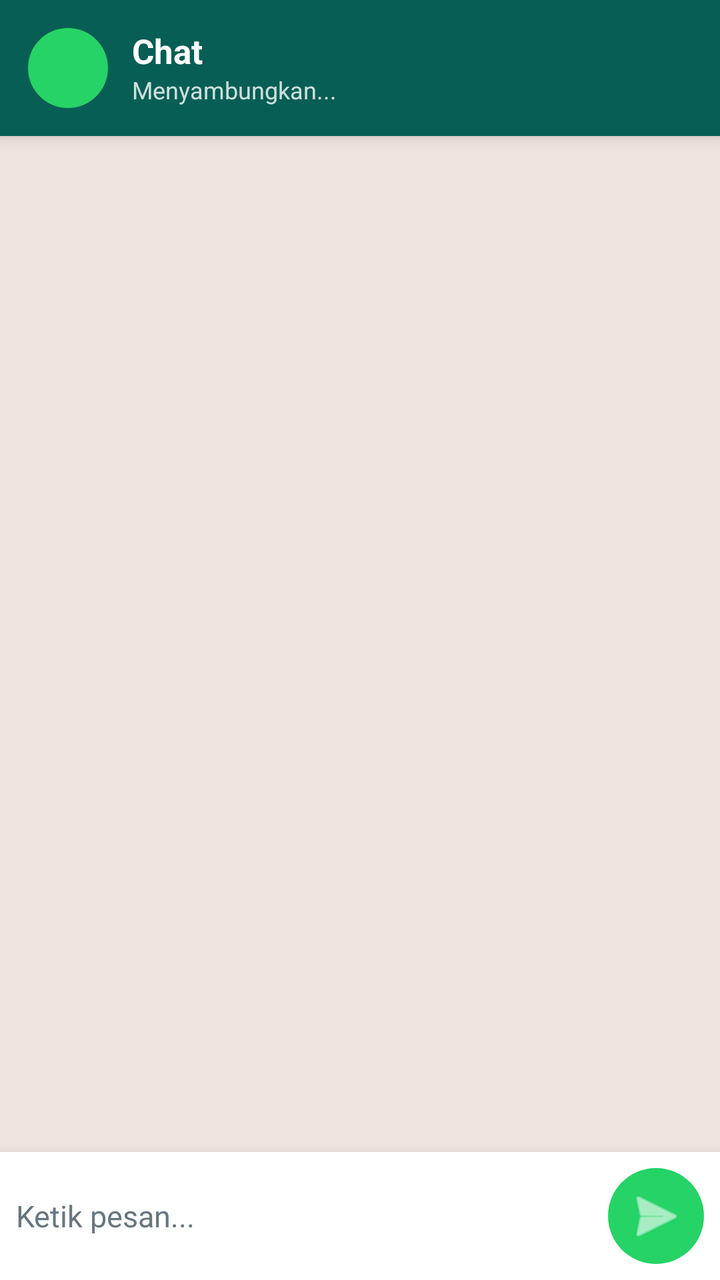
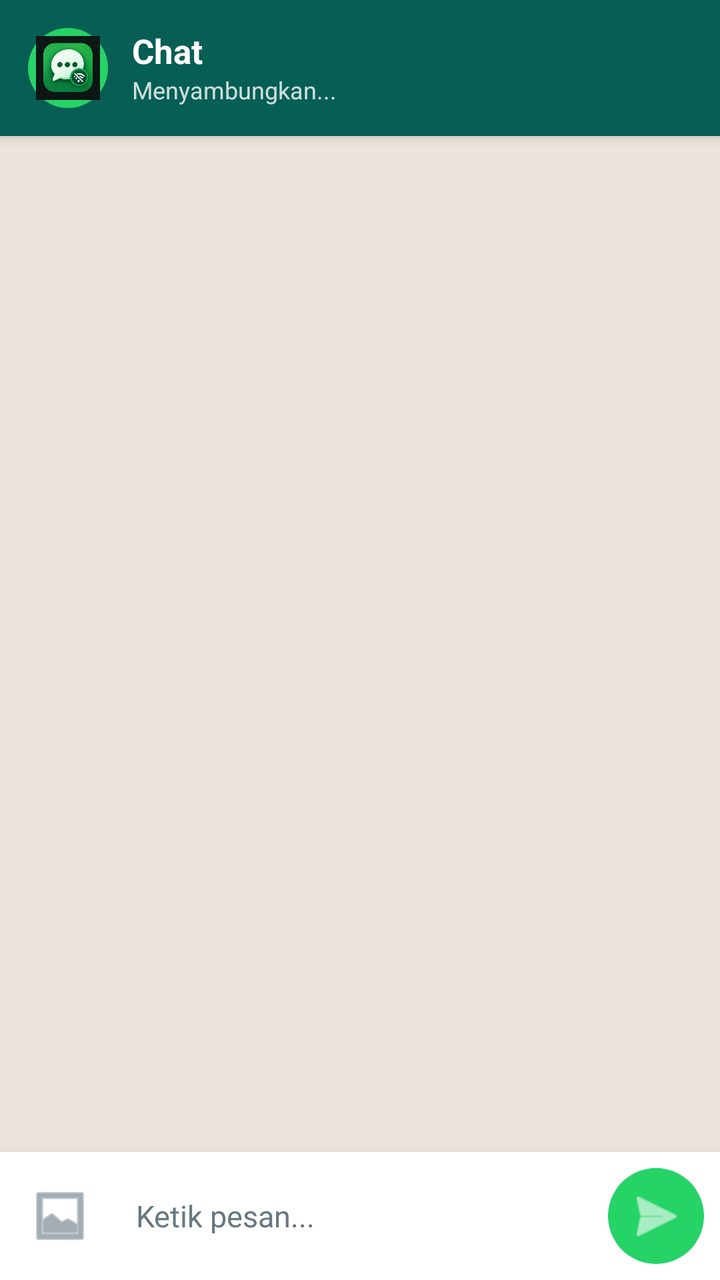

Screens rendered from an Android XML layout before and after an edit, with the pre-edit source and the edit as a unified diff.
<!-- AndroidManifest.xml: application theme Theme.Material3.DayNight.NoActionBar -->
<!-- res/layout/activity_chat.xml -->
<?xml version="1.0" encoding="utf-8"?>
<LinearLayout xmlns:android="http://schemas.android.com/apk/res/android"
    android:layout_width="match_parent"
    android:layout_height="match_parent"
    android:orientation="vertical"
    android:background="@color/chat_bg">

    
    <LinearLayout
        android:layout_width="match_parent"
        android:layout_height="wrap_content"
        android:background="@drawable/header_bg"
        android:orientation="horizontal"
        android:padding="14dp"
        android:elevation="4dp">

        <ImageView
            android:layout_width="40dp"
            android:layout_height="40dp"
            android:src="@android:drawable/sym_def_app_icon"
            android:background="@drawable/send_button_bg"
            android:padding="6dp" />

        <LinearLayout
            android:layout_width="0dp"
            android:layout_height="wrap_content"
            android:layout_weight="1"
            android:orientation="vertical"
            android:paddingStart="12dp">

            <TextView
                android:id="@+id/chatTitle"
                android:layout_width="match_parent"
                android:layout_height="wrap_content"
                android:text="Chat"
                android:textColor="#FFFFFF"
                android:textSize="17sp"
                android:textStyle="bold" />

            <TextView
                android:id="@+id/chatStatus"
                android:layout_width="match_parent"
                android:layout_height="wrap_content"
                android:text="Menyambungkan..."
                android:textColor="#CCFFFFFF"
                android:textSize="12sp" />
        </LinearLayout>
    </LinearLayout>

    
    <androidx.recyclerview.widget.RecyclerView
        android:id="@+id/messageList"
        android:layout_width="match_parent"
        android:layout_height="0dp"
        android:layout_weight="1"
        android:padding="8dp"
        android:clipToPadding="false" />

    
    <LinearLayout
        android:layout_width="match_parent"
        android:layout_height="wrap_content"
        android:background="@color/bubble_other"
        android:orientation="horizontal"
        android:padding="8dp"
        android:elevation="8dp"
        android:gravity="center_vertical">

        <EditText
            android:id="@+id/messageInput"
            android:layout_width="0dp"
            android:layout_height="wrap_content"
            android:layout_weight="1"
            android:background="@drawable/input_bg"
            android:hint="Ketik pesan..."
            android:minHeight="44dp"
            android:maxLines="5"
            android:textSize="15sp"
            android:textColor="@color/text_primary"
            android:textColorHint="@color/text_secondary" />

        <ImageButton
            android:id="@+id/btnSend"
            android:layout_width="48dp"
            android:layout_height="48dp"
            android:layout_marginStart="8dp"
            android:background="@drawable/send_button_bg"
            android:src="@android:drawable/ic_menu_send"
            android:scaleType="center"
            android:contentDescription="Kirim"
            android:tint="#FFFFFF" />
    </LinearLayout>
</LinearLayout>
<!-- resources referenced by this layout -->
<resources>
  <color name="bubble_other">#FFFFFF</color>
  <color name="chat_bg">#ECE5DD</color>
  <color name="text_primary">#111B21</color>
  <color name="text_secondary">#667781</color>
  <!-- drawable header_bg (drawable) -->
  <?xml version="1.0" encoding="utf-8"?>
  <shape xmlns:android="http://schemas.android.com/apk/res/android"
      android:shape="rectangle">
      <solid android:color="@color/brand_green" />
  </shape>
  <!-- drawable input_bg (drawable) -->
  <?xml version="1.0" encoding="utf-8"?>
  <shape xmlns:android="http://schemas.android.com/apk/res/android"
      android:shape="rectangle">
      <solid android:color="@color/input_bg" />
      <corners android:radius="24dp" />
  </shape>
  <!-- drawable send_button_bg (drawable) -->
  <?xml version="1.0" encoding="utf-8"?>
  <shape xmlns:android="http://schemas.android.com/apk/res/android"
      android:shape="oval">
      <solid android:color="@color/brand_accent" />
  </shape>
  <color name="brand_green">#075E54</color>
  <color name="input_bg">#FFFFFF</color>
  <color name="brand_accent">#25D366</color>
</resources>

<!-- the commit's change to res/layout/activity_chat.xml (unified diff, before → after) -->
@@ -5,7 +5,6 @@
     android:orientation="vertical"
     android:background="@color/chat_bg">
 
-    
     <LinearLayout
         android:layout_width="match_parent"
         android:layout_height="wrap_content"
@@ -17,9 +16,9 @@
         <ImageView
             android:layout_width="40dp"
             android:layout_height="40dp"
-            android:src="@android:drawable/sym_def_app_icon"
+            android:src="@drawable/splash_logo"
             android:background="@drawable/send_button_bg"
-            android:padding="6dp" />
+            android:padding="4dp" />
 
         <LinearLayout
             android:layout_width="0dp"
@@ -47,7 +46,6 @@
         </LinearLayout>
     </LinearLayout>
 
-    
     <androidx.recyclerview.widget.RecyclerView
         android:id="@+id/messageList"
         android:layout_width="match_parent"
@@ -56,7 +54,6 @@
         android:padding="8dp"
         android:clipToPadding="false" />
 
-    
     <LinearLayout
         android:layout_width="match_parent"
         android:layout_height="wrap_content"
@@ -65,6 +62,16 @@
         android:padding="8dp"
         android:elevation="8dp"
         android:gravity="center_vertical">
+
+        <ImageButton
+            android:id="@+id/btnAttach"
+            android:layout_width="44dp"
+            android:layout_height="44dp"
+            android:background="?android:attr/selectableItemBackgroundBorderless"
+            android:src="@android:drawable/ic_menu_gallery"
+            android:scaleType="center"
+            android:contentDescription="Lampiran"
+            android:tint="@color/text_secondary" />
 
         <EditText
             android:id="@+id/messageInput"
@@ -77,7 +84,8 @@
             android:maxLines="5"
             android:textSize="15sp"
             android:textColor="@color/text_primary"
-            android:textColorHint="@color/text_secondary" />
+            android:textColorHint="@color/text_secondary"
+            android:paddingHorizontal="16dp" />
 
         <ImageButton
             android:id="@+id/btnSend"
<!-- resource entries referenced after the edit -->
@@ -23,6 +23,7 @@
       android:shape="oval">
       <solid android:color="@color/brand_accent" />
   </shape>
+  <!-- drawable splash_logo: png bitmap (drawable, 55583 bytes) -->
   <color name="brand_green">#075E54</color>
   <color name="input_bg">#FFFFFF</color>
   <color name="brand_accent">#25D366</color>
